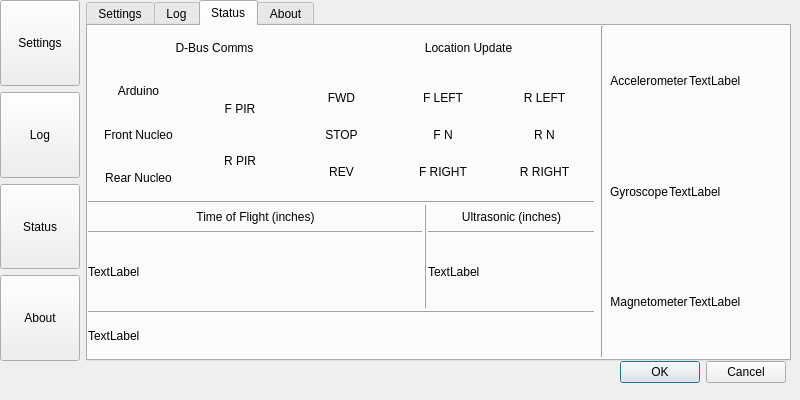
Qt form Reveles/GUI/settingsscreen.ui (Alex-BusNet/Reveles) before a commit.
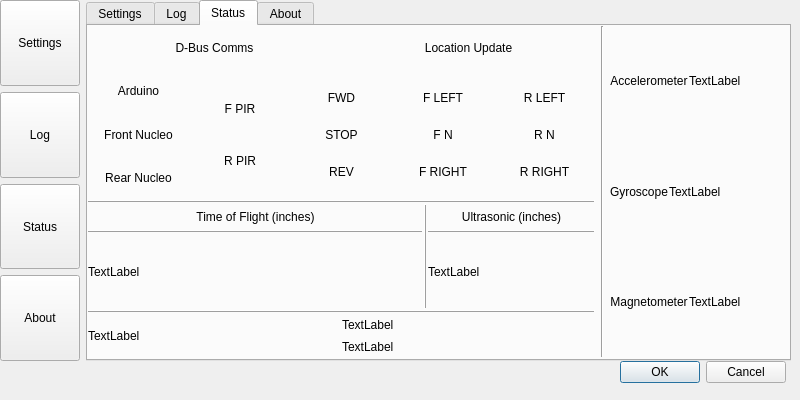
The same form after that commit.

Patch:
```diff
--- a/Reveles/GUI/settingsscreen.ui
+++ b/Reveles/GUI/settingsscreen.ui
@@ -735,6 +735,8 @@
             </widget>
            </item>
            <item>
+            <layout class="QHBoxLayout" name="horizontalLayout_8">
+             <item>
             <widget class="QLabel" name="ipLabel">
              <property name="sizePolicy">
               <sizepolicy hsizetype="Preferred" vsizetype="Preferred">
@@ -752,6 +754,26 @@
               <string>TextLabel</string>
              </property>
             </widget>
+             </item>
+             <item>
+              <layout class="QVBoxLayout" name="verticalLayout_11">
+               <item>
+                <widget class="QLabel" name="guiUptimeLabel">
+                 <property name="text">
+                  <string>TextLabel</string>
+                 </property>
+                </widget>
+               </item>
+               <item>
+                <widget class="QLabel" name="travelUptimeLabel">
+                 <property name="text">
+                  <string>TextLabel</string>
+                 </property>
+                </widget>
+               </item>
+              </layout>
+             </item>
+            </layout>
            </item>
           </layout>
          </item>
```
Lines whose indentation alone changed are shown as unchanged.
